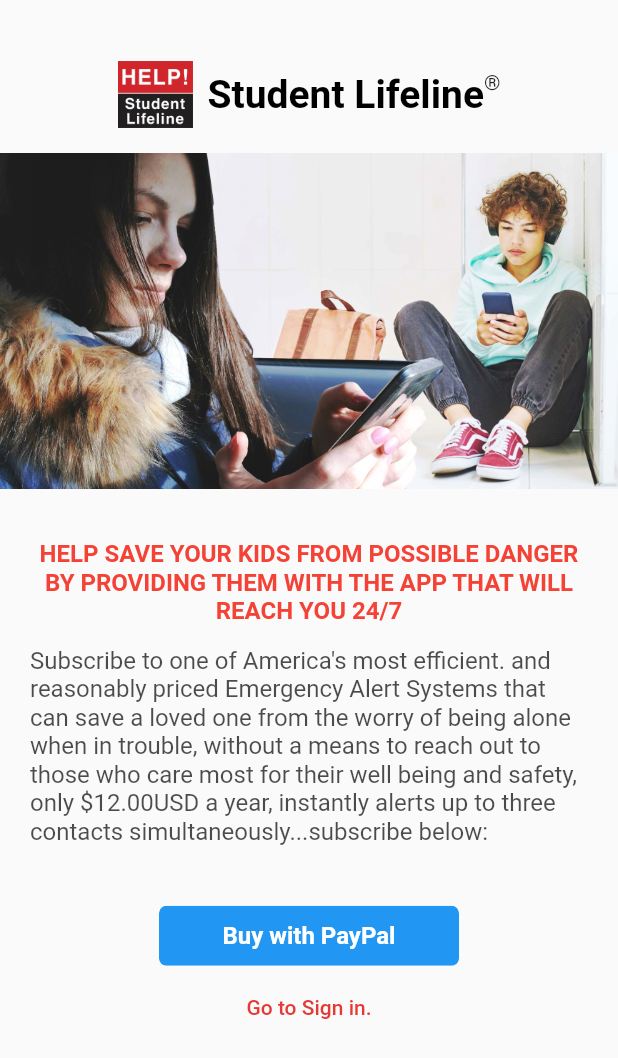
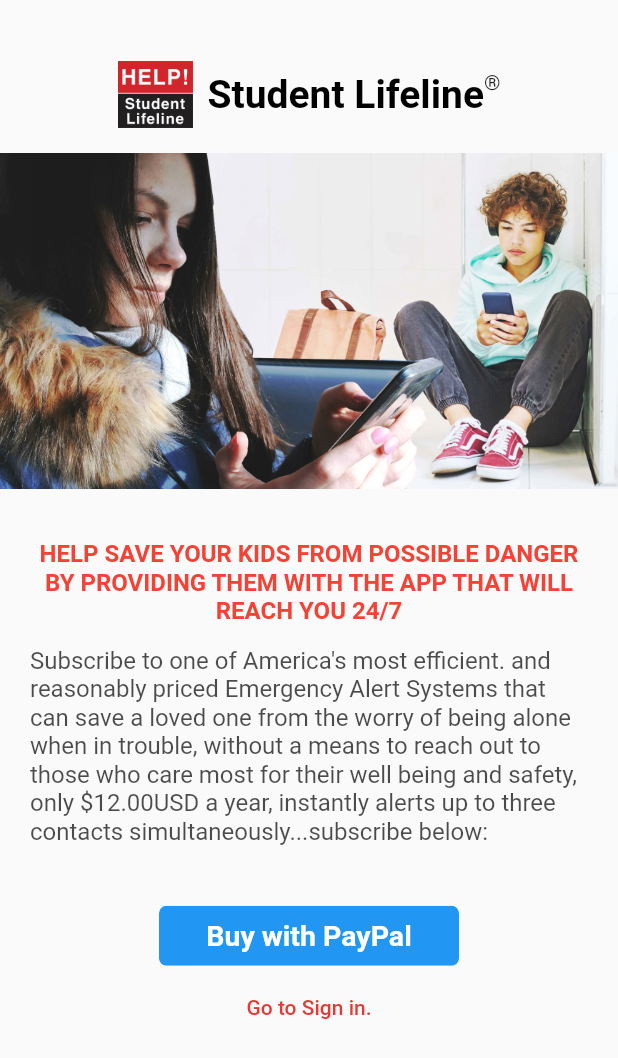
Before and after one commit to carlos30320/S-LifeLine-App, a Flutter app: the Subscription screen opened by its route, on a phone screen of 412 x 824 dp. Shown: the top 1058 px of the screen. Run offline on Flutter 3.47's test engine with Material 2 defaults, Android fonts, the phone set to English and light mode, and no system bars; our stand-ins replace audioplayers, carousel_slider, fluttertoast, geolocator, go_router, google_maps_flutter and 3 more; missing offline and left inert: flutter_paypal, pay, phone_number; accounts and stored records are empty; network calls fail.

Commit message:
update paypal button font size

```diff
--- a/lib/screens/auth/subscription.dart
+++ b/lib/screens/auth/subscription.dart
@@ -229,7 +229,7 @@ class _SubscriptionState extends State<Subscription> {
                                   child: const Text(
                                     'Buy with PayPal',
                                     style: TextStyle(
-                                        fontSize: 16,
+                                        fontSize: 19,
                                         fontWeight: FontWeight.bold),
                                   ),
                                 ),
```
